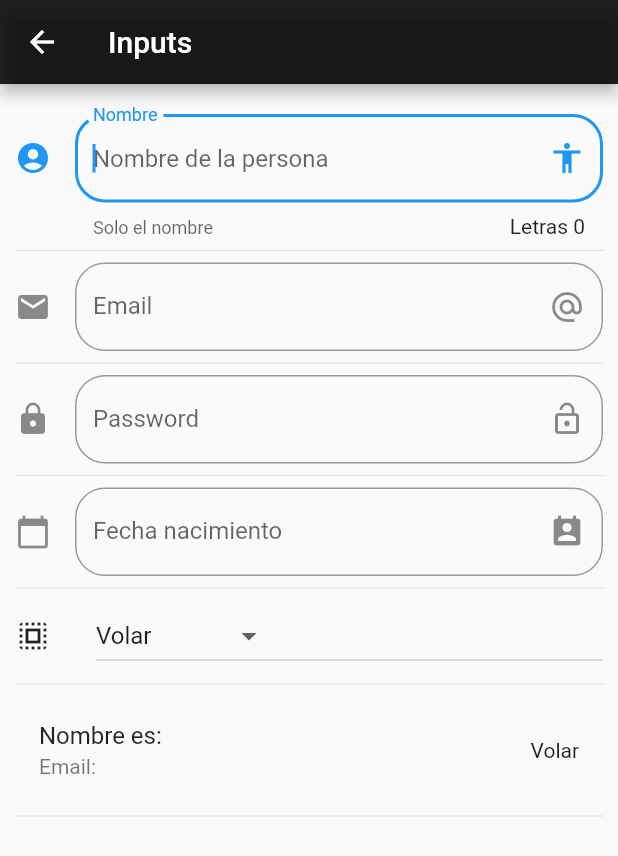
After one commit to Dvil0/ComponentsApp, a Flutter app: the screen it shows after launch, after a tap on "Inputs", on a phone screen of 412 x 824 dp. The commit adds this screen. Shown: the top 856 px of the screen. Run offline on Flutter 3.47's test engine with Material 2 defaults, Android fonts, the phone set to English and light mode, and no system bars; network calls fail.

Commit message:
add new menu for inputs and sliders functionalities to show how to use those components.

```diff
--- a/data/menu_opts.json
+++ b/data/menu_opts.json
@@ -20,6 +20,16 @@
             "ruta" : "animatedContainer",
             "icon" : "donut_large",
             "texto": "Animated Container"
+        },
+        {
+            "ruta" : "inputs",
+            "icon" : "input",
+            "texto": "Inputs"
+        },
+        {
+            "ruta" : "sliders",
+            "icon" : "tune",
+            "texto": "Sliders"
         }
     ]
 }
--- a/lib/main.dart
+++ b/lib/main.dart
@@ -1,6 +1,7 @@
 import 'package:flutter/material.dart';
 import 'package:components/src/views/alert_view.dart';
 import 'package:components/src/routes/routes.dart';
+import 'package:flutter_localizations/flutter_localizations.dart';
 
 void main() => runApp(new MyApp());
 
@@ -14,6 +15,14 @@ class MyApp extends StatelessWidget{
       //home: HomeView()
       initialRoute: '/',
       routes: getApplicationRoutes(),
+      localizationsDelegates: [
+        GlobalMaterialLocalizations.delegate,
+        GlobalWidgetsLocalizations.delegate,
+      ],
+      supportedLocales: [
+        const Locale('en', 'US'),
+        const Locale('es', 'ES')
+      ],
       onGenerateRoute: ( RouteSettings settings ){
 
         return MaterialPageRoute(
--- a/lib/src/Utils/icon_string_util.dart
+++ b/lib/src/Utils/icon_string_util.dart
@@ -4,7 +4,9 @@ final _icons = <String, IconData>{
   'add_alert'     : Icons.add_alert,
   'accessibility' : Icons.accessibility,
   'folder_open'   : Icons.folder_open,
-  'donut_large'   : Icons.donut_large
+  'donut_large'   : Icons.donut_large,
+  'input'   : Icons.input,
+  'tune'  : Icons.tune
 };
 
 Icon getIcon( String iconName ){
--- a/lib/src/routes/routes.dart
+++ b/lib/src/routes/routes.dart
@@ -4,6 +4,8 @@ import 'package:components/src/views/avatar_view.dart';
 import 'package:components/src/views/card_view.dart';
 import 'package:components/src/views/home_view.dart';
 import 'package:components/src/views/animated_container_view.dart';
+import 'package:components/src/views/input_view.dart';
+import 'package:components/src/views/slider_view.dart';
 
 Map<String, WidgetBuilder> getApplicationRoutes(){
 
@@ -12,6 +14,8 @@ Map<String, WidgetBuilder> getApplicationRoutes(){
     'alert'   : ( BuildContext context ) => AlertView(),
     'avatar'  : ( BuildContext context ) => AvatarView(),
     'card'    : ( BuildContext context ) => CardView(),
-    'animatedContainer' : ( BuildContext context ) => AnimatedContainerView()
+    'animatedContainer' : ( BuildContext context ) => AnimatedContainerView(),
+    'inputs' : ( BuildContext context ) => InputView(),
+    'sliders' : ( BuildContext context ) => SliderView(),
   };
 }
--- /dev/null
+++ b/lib/src/views/input_view.dart
@@ -0,0 +1,195 @@
+import 'package:flutter/material.dart';
+
+class InputView extends StatefulWidget{
+
+  @override
+  _InputViewState createState() => _InputViewState();
+
+}
+
+class _InputViewState extends State{
+
+  String _nombre = '';
+  String _email = '';
+  String _password = '';
+  String _fecha = '';
+  String _optionSelected = 'Volar';
+  TextEditingController _inputFieldDate = new TextEditingController();
+  List<String> _powers = ['Volar', 'Rayos x', 'Super fuerza'];
+
+  @override
+  Widget build( BuildContext context ){
+
+    return Scaffold(
+      appBar: AppBar(
+        title: Text('Inputs'),
+        backgroundColor: Colors.black87,
+      ),
+      body: ListView(
+        padding: EdgeInsets.symmetric(horizontal: 10.0, vertical: 20.0),
+        children: <Widget>[
+          _createInput(),
+          Divider(),
+          _createEmail(),
+          Divider(),
+          _createPassword(),
+          Divider(),
+          _createDate( context ),
+          Divider(),
+          _createDropdown(),
+          Divider(),
+          _createPerson(),
+          Divider(),
+
+        ],
+      ),
+    );
+  }
+
+  Widget _createInput() {
+    return TextField(
+      autofocus: true,
+      textCapitalization: TextCapitalization.sentences,
+      decoration: InputDecoration(
+        border: OutlineInputBorder(
+          borderRadius: BorderRadius.circular( 20.0 )
+        ),
+        counter: Text('Letras ${ _nombre.length }'),
+        hintText: 'Nombre de la persona',
+        labelText: 'Nombre',
+        helperText: 'Solo el nombre',
+        suffixIcon: Icon( Icons.accessibility),
+        icon: Icon( Icons.account_circle )
+      ),
+      onChanged: (valor){
+        setState((){
+          _nombre = valor;
+        });
+      },
+    );
+  }
+
+  Widget _createPerson() {
+    return ListTile(
+      title: Text('Nombre es: $_nombre'),
+      subtitle: Text('Email: $_email'),
+      trailing: Text(_optionSelected),
+    );
+  }
+
+  Widget _createEmail() {
+    return TextField(
+      keyboardType: TextInputType.emailAddress,
+      textCapitalization: TextCapitalization.sentences,
+      decoration: InputDecoration(
+        border: OutlineInputBorder(
+          borderRadius: BorderRadius.circular( 20.0 )
+        ),
+        hintText: 'Email',
+        labelText: 'Email',
+        suffixIcon: Icon( Icons.alternate_email),
+        icon: Icon( Icons.email )
+      ),
+      onChanged: (valor){
+        setState((){
+          _email = valor;
+        });
+      },
+    );
+  }
+
+  Widget _createPassword(){
+    return TextField(
+      obscureText: true,
+      textCapitalization: TextCapitalization.sentences,
+      decoration: InputDecoration(
+        border: OutlineInputBorder(
+          borderRadius: BorderRadius.circular( 20.0 )
+        ),
+        hintText: 'Password',
+        labelText: 'Password',
+        suffixIcon: Icon( Icons.lock_open),
+        icon: Icon( Icons.lock )
+      ),
+      onChanged: (valor){
+        setState((){
+          _password = valor;
+        });
+      },
+    );
+  }
+
+  Widget _createDate( BuildContext context ) {
+    return TextField(
+      enableInteractiveSelection: false,
+      decoration: InputDecoration(
+        border: OutlineInputBorder(
+          borderRadius: BorderRadius.circular( 20.0 )
+        ),
+        hintText: 'Fecha nacimiento',
+        labelText: 'Fecha nacimiento',
+        suffixIcon: Icon( Icons.perm_contact_calendar),
+        icon: Icon( Icons.calendar_today )
+      ),
+      controller: _inputFieldDate,
+      onTap: (){
+
+        FocusScope.of(context).requestFocus(new FocusNode());
+        _selectDate( context );
+      },
+    );
+  }
+
+  void _selectDate( BuildContext contexte) async{
+
+    DateTime picked = await showDatePicker(
+      context: context,
+      initialDate: new DateTime.now(),
+      firstDate: new DateTime(2018),
+      lastDate: new DateTime(2025),
+      locale: Locale('es','ES')
+    );
+
+    if(picked != null){
+      setState(() {
+       _fecha = picked.toString();
+       _inputFieldDate.text = _fecha;
+      });
+    }
+  }
+
+  List<DropdownMenuItem<String>> _getOptionsDrop(){
+
+    List<DropdownMenuItem<String>> list = new List();
+
+    _powers.forEach( ( power ){
+      list.add( DropdownMenuItem(
+        child: Text(power),
+        value: power
+      ));
+    });
+
+    return list;
+  }
+  Widget _createDropdown() {
+    return Row(
+      children: <Widget>[
+        Icon(Icons.select_all),
+        SizedBox(width: 30.0,),
+        Expanded(
+          child: DropdownButton(
+            items: _getOptionsDrop(),
+            value: _optionSelected,
+            onChanged: ( obj ){
+              setState(() {
+              _optionSelected = obj;
+              });
+            },
+          ),
+        )
+      ],
+    );
+
+
+  }
+}
--- a/pubspec.yaml
+++ b/pubspec.yaml
@@ -18,6 +18,9 @@ environment:
 
 dependencies:
   flutter:
+    sdk: flutter
+
+  flutter_localizations:
     sdk: flutter
 
   # The following adds the Cupertino Icons font to your application.
```
Also changed, not shown: lib/src/views/slider_view.dart (added, +61 -0 lines), pubspec.lock.
